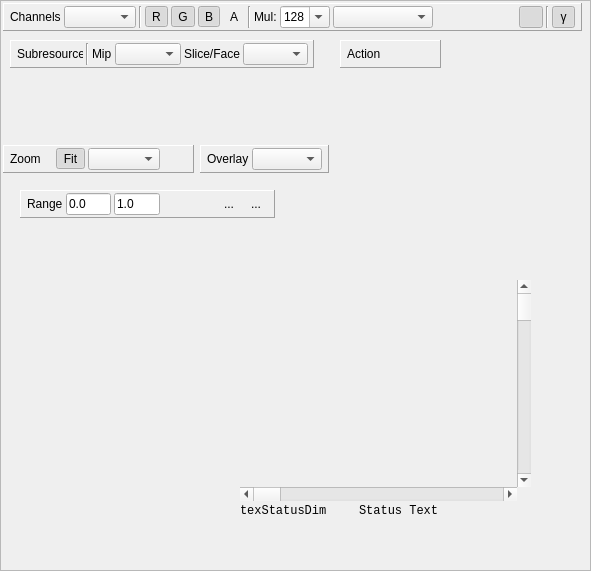
Before: the Qt Designer form qrenderdoc/Windows/TextureViewer.ui in baldurk/renderdoc, drawn with Qt 5.
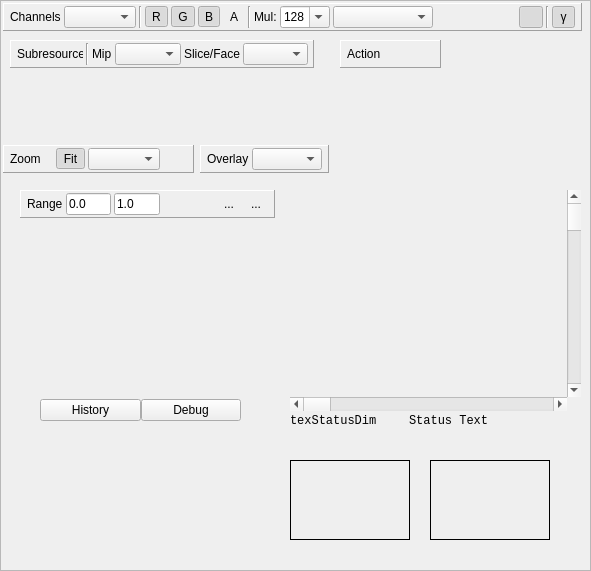
After: the same form once the commit is applied. Icons and pictures are not drawn. Custom widgets are drawn as their Qt base class.

Commit message: Add thumbnail strip placeholders

The edit to the form file:
```diff
--- a/qrenderdoc/Windows/TextureViewer.ui
+++ b/qrenderdoc/Windows/TextureViewer.ui
@@ -22,12 +22,18 @@
   <widget class="ToolWindowManager" name="dockarea" native="true">
    <property name="geometry">
     <rect>
-     <x>30</x>
-     <y>430</y>
+     <x>50</x>
+     <y>460</y>
      <width>119</width>
      <height>100</height>
     </rect>
    </property>
+   <property name="sizePolicy">
+    <sizepolicy hsizetype="MinimumExpanding" vsizetype="MinimumExpanding">
+     <horstretch>0</horstretch>
+     <verstretch>0</verstretch>
+    </sizepolicy>
+   </property>
    <property name="minimumSize">
     <size>
      <width>100</width>
@@ -756,8 +762,8 @@
   <widget class="QWidget" name="renderContainer" native="true">
    <property name="geometry">
     <rect>
-     <x>240</x>
-     <y>280</y>
+     <x>290</x>
+     <y>190</y>
      <width>291</width>
      <height>241</height>
     </rect>
@@ -892,6 +898,119 @@
     </item>
    </layout>
   </widget>
+  <widget class="QWidget" name="pixelContextLayout" native="true">
+   <property name="geometry">
+    <rect>
+     <x>40</x>
+     <y>240</y>
+     <width>201</width>
+     <height>181</height>
+    </rect>
+   </property>
+   <layout class="QHBoxLayout" name="horizontalLayout">
+    <property name="spacing">
+     <number>0</number>
+    </property>
+    <property name="leftMargin">
+     <number>0</number>
+    </property>
+    <property name="topMargin">
+     <number>0</number>
+    </property>
+    <property name="rightMargin">
+     <number>0</number>
+    </property>
+    <property name="bottomMargin">
+     <number>0</number>
+    </property>
+    <item>
+     <layout class="QGridLayout" name="pixelcontextgrid">
+      <item row="0" column="0" colspan="2">
+       <widget class="CustomPaintWidget" name="pixelContext" native="true">
+        <property name="sizePolicy">
+         <sizepolicy hsizetype="Preferred" vsizetype="MinimumExpanding">
+          <horstretch>0</horstretch>
+          <verstretch>0</verstretch>
+         </sizepolicy>
+        </property>
+       </widget>
+      </item>
+      <item row="1" column="0">
+       <widget class="QPushButton" name="pushButton">
+        <property name="text">
+         <string>History</string>
+        </property>
+       </widget>
+      </item>
+      <item row="1" column="1">
+       <widget class="QPushButton" name="pushButton_2">
+        <property name="text">
+         <string>Debug</string>
+        </property>
+       </widget>
+      </item>
+     </layout>
+    </item>
+   </layout>
+  </widget>
+  <widget class="QScrollArea" name="resourceThumbs">
+   <property name="geometry">
+    <rect>
+     <x>430</x>
+     <y>460</y>
+     <width>120</width>
+     <height>80</height>
+    </rect>
+   </property>
+   <property name="frameShape">
+    <enum>QFrame::Panel</enum>
+   </property>
+   <property name="frameShadow">
+    <enum>QFrame::Plain</enum>
+   </property>
+   <property name="widgetResizable">
+    <bool>true</bool>
+   </property>
+   <widget class="QWidget" name="scrollAreaWidgetContents">
+    <property name="geometry">
+     <rect>
+      <x>0</x>
+      <y>0</y>
+      <width>118</width>
+      <height>78</height>
+     </rect>
+    </property>
+   </widget>
+  </widget>
+  <widget class="QScrollArea" name="targetThumbs">
+   <property name="geometry">
+    <rect>
+     <x>290</x>
+     <y>460</y>
+     <width>120</width>
+     <height>80</height>
+    </rect>
+   </property>
+   <property name="frameShape">
+    <enum>QFrame::Panel</enum>
+   </property>
+   <property name="frameShadow">
+    <enum>QFrame::Plain</enum>
+   </property>
+   <property name="widgetResizable">
+    <bool>true</bool>
+   </property>
+   <widget class="QWidget" name="scrollAreaWidgetContents_2">
+    <property name="geometry">
+     <rect>
+      <x>0</x>
+      <y>0</y>
+      <width>118</width>
+      <height>78</height>
+     </rect>
+    </property>
+   </widget>
+  </widget>
  </widget>
  <customwidgets>
   <customwidget>
```
The commit also changes 1 other file.
